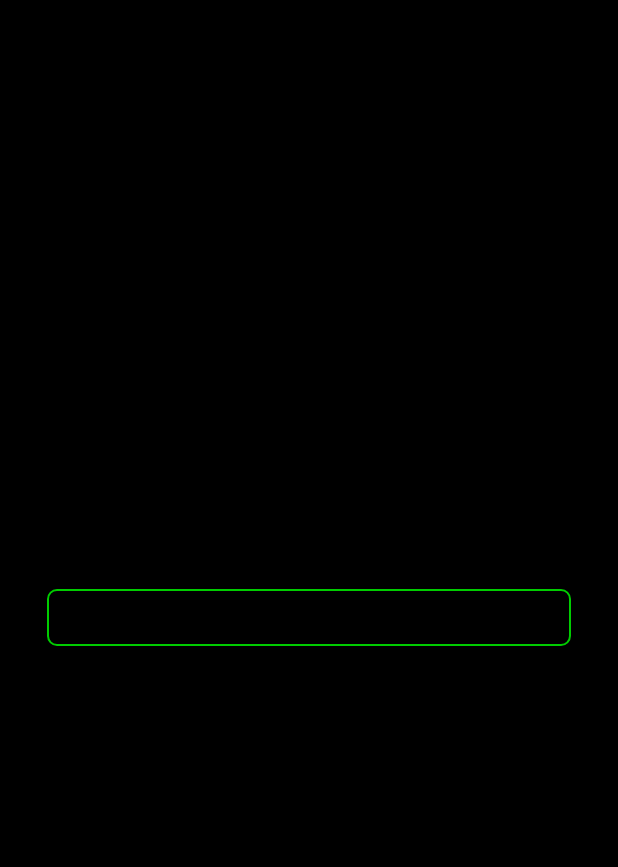
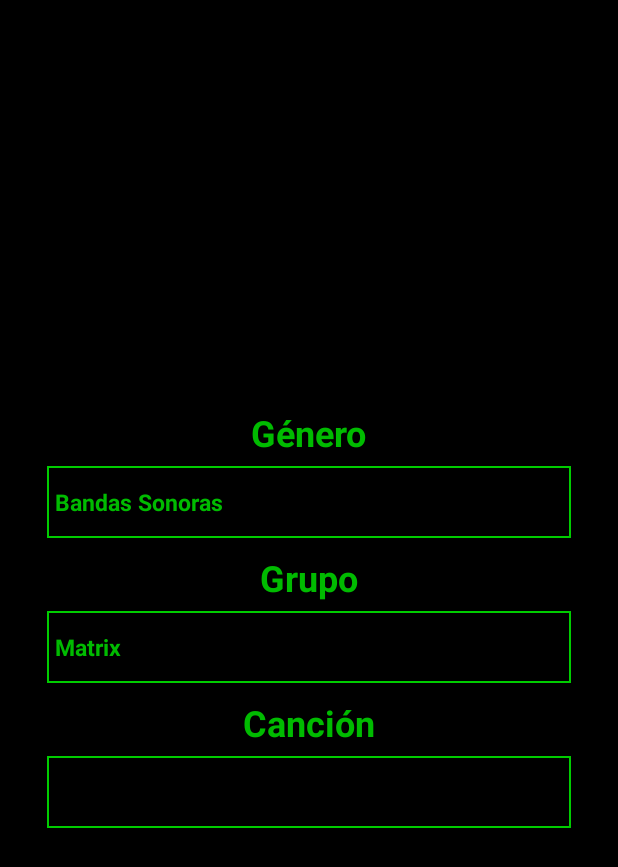
Before and after one commit to alejamt00/Xirtam, an Android app: the ReproductorActivity screen opened directly, with no data from a screen before it, on a phone screen of 412 x 824 dp. Shown: the top 867 px of the screen. Run offline under Robolectric (Android 15) with nearby library versions, the phone set to English and light mode, and no system bars.

Commit message:
+ Creados spinners de género, grupo y canción + Contenido de spinner de grupo ahora depende del género seleccionado

```diff
--- a/app/src/main/java/com/example/xirtammediaplayer/ReproductorActivity.java
+++ b/app/src/main/java/com/example/xirtammediaplayer/ReproductorActivity.java
@@ -2,28 +2,50 @@ package com.example.xirtammediaplayer;
 
 import androidx.appcompat.app.AppCompatActivity;
 
-import android.graphics.drawable.GradientDrawable;
 import android.os.Bundle;
+import android.view.View;
+import android.widget.AdapterView;
 import android.widget.ArrayAdapter;
 import android.widget.Spinner;
 
-import java.util.ArrayList;
-
 public class ReproductorActivity extends AppCompatActivity {
 
-    public String test[] = {"Test1","Test2","Test3"};
-    public Spinner spTest;
+    public String generos[] = {"Bandas Sonoras","Rock Alternativo","Indie"};
 
-    public static GradientDrawable backgroundWithBorder(int bgcolor,
-                                                        int brdcolor) {
+    public String gruposBS[] = {"Matrix","Interestellar"};
+    public String gruposRA[] = {"Radiohead","Gorillaz"};
+    public String gruposI[] = {"Cariño","El Cuarteto de Nos"};
 
-        GradientDrawable gdDefault = new GradientDrawable();
-        gdDefault.setColor(bgcolor);
-        gdDefault.setStroke(2, brdcolor);
-        gdDefault.setCornerRadii(new float[] { 2, 2, 0, 0, 0, 0,
-                2, 2 });
+    public String songsMatrix[] = {"Matrix Main Theme"};
+    public String songsInterestellar[] = {"Cornfield Chase"};
+    public String songsRadiohead[] = {"Creep"};
+    public String songsGorillaz[] = {"Feel Good Inc."};
+    public String songsCariño[] = {"Te Brillan"};
+    public String songsCuarteto[] = {"Lo malo de ser bueno","Algo mejor que hacer"};
 
-        return gdDefault;
+
+    public Spinner spGeneros,spGrupos, spCanciones;
+    public ArrayAdapter adapterGrupos;
+
+    public void setGrupos(int i){
+
+        switch (i){
+            case 0:
+                adapterGrupos = new ArrayAdapter(this, R.layout.spinner_item_layout, gruposBS);
+                adapterGrupos.setDropDownViewResource(R.layout.custom_dropdown);
+                spGrupos.setAdapter(adapterGrupos);
+                break;
+            case 1:
+                adapterGrupos = new ArrayAdapter(this, R.layout.spinner_item_layout, gruposRA);
+                adapterGrupos.setDropDownViewResource(R.layout.custom_dropdown);
+                spGrupos.setAdapter(adapterGrupos);
+                break;
+            case 2:
+                adapterGrupos = new ArrayAdapter(this, R.layout.spinner_item_layout, gruposI);
+                adapterGrupos.setDropDownViewResource(R.layout.custom_dropdown);
+                spGrupos.setAdapter(adapterGrupos);
+                break;
+        }
 
     }
 
@@ -33,9 +55,35 @@ public class ReproductorActivity extends AppCompatActivity {
         setContentView(R.layout.activity_reproductor);
         getSupportActionBar().hide();
 
-        spTest = findViewById(R.id.spinner);
-        ArrayAdapter adapterTest = new ArrayAdapter(this, android.R.layout.simple_spinner_dropdown_item, test);
-        spTest.setAdapter(adapterTest);
+        spGeneros = findViewById(R.id.spinnerGeneros);
+        spGrupos = findViewById(R.id.spinnerGrupos);
+        spCanciones = findViewById(R.id.spinnerCanciones);
+
+        ArrayAdapter adapterGeneros = new ArrayAdapter(getApplicationContext(), R.layout.spinner_item_layout, generos);
+        adapterGeneros.setDropDownViewResource(R.layout.custom_dropdown);
+        spGeneros.setAdapter(adapterGeneros);
+
+
+        spGeneros.setOnItemSelectedListener(new AdapterView.OnItemSelectedListener() {
+            @Override
+            public void onItemSelected(AdapterView<?> parentView, View selectedItemView, int position, long id) {
+                setGrupos(position);
+            }
+
+            @Override
+            public void onNothingSelected(AdapterView<?> parentView) {
+                setGrupos(1);
+            }
+
+        });
+
+        //setear canciones TODO
+
+        /*
+        ArrayAdapter adapterCanciones = new ArrayAdapter(getApplicationContext(), R.layout.spinner_item_layout, generos);
+        adapterCanciones.setDropDownViewResource(R.layout.custom_dropdown);
+        spCanciones.setAdapter(adapterCanciones);*/
+
 
 
     }
--- a/app/src/main/res/drawable/test.xml
+++ b/app/src/main/res/drawable/test.xml
@@ -1,6 +1,9 @@
 <?xml version="1.0" encoding="utf-8"?>
-<shape xmlns:android="http://schemas.android.com/apk/res/android" android:shape="rectangle" >
-    <solid android:color="@android:color/black" />
-    <corners android:radius="6dp"/>
-    <stroke android:width="1dp" android:color="#00cc00"/>
-</shape>
+<layer-list xmlns:android="http://schemas.android.com/apk/res/android">
+<item>
+    <shape xmlns:android="http://schemas.android.com/apk/res/android" android:shape="rectangle" >
+        <solid android:color="@android:color/black"/>
+        <stroke android:width="1dp" android:color="#00cc00"/>
+    </shape>
+</item>
+</layer-list>
--- a/app/src/main/res/layout/activity_reproductor.xml
+++ b/app/src/main/res/layout/activity_reproductor.xml
@@ -9,11 +9,76 @@
     android:orientation="vertical"
     tools:context=".ReproductorActivity">
 
+    <TextView
+        android:id="@+id/generoTV"
+        android:layout_width="351dp"
+        android:layout_height="33dp"
+        android:text="@string/g_nero"
+        android:textAlignment="center"
+        android:textColor="@color/matrix_green"
+        android:textSize="24sp"
+        android:textStyle="bold" />
+
+    <Space
+        android:layout_width="411dp"
+        android:layout_height="5dp" />
+
     <Spinner
-        android:id="@+id/spinner"
+        android:id="@+id/spinnerGeneros"
         android:layout_width="349dp"
-        android:layout_height="38dp"
+        android:layout_height="48dp"
         android:background="@drawable/test"
-        android:popupBackground="@drawable/test"
-        />
+        android:contentDescription="@string/spinner_generos"
+        tools:ignore="DuplicateSpeakableTextCheck" />
+
+    <Space
+        android:layout_width="match_parent"
+        android:layout_height="10dp" />
+
+    <TextView
+        android:id="@+id/grupoTV"
+        android:layout_width="match_parent"
+        android:layout_height="33dp"
+        android:text="@string/grupo"
+        android:textAlignment="center"
+        android:textColor="@color/matrix_green"
+        android:textSize="24sp"
+        android:textStyle="bold" />
+
+    <Space
+        android:layout_width="match_parent"
+        android:layout_height="5dp" />
+
+    <Spinner
+        android:id="@+id/spinnerGrupos"
+        android:layout_width="349dp"
+        android:layout_height="48dp"
+        android:background="@drawable/test"
+        android:contentDescription="@string/spinner_generos" />
+
+    <Space
+        android:layout_width="match_parent"
+        android:layout_height="10dp" />
+
+    <TextView
+        android:id="@+id/cancionTV"
+        android:layout_width="match_parent"
+        android:layout_height="33dp"
+        android:text="@string/canci_n"
+        android:textAlignment="center"
+        android:textColor="@color/matrix_green"
+        android:textSize="24sp"
+        android:textStyle="bold" />
+
+    <Space
+        android:layout_width="match_parent"
+        android:layout_height="5dp" />
+
+    <Spinner
+        android:id="@+id/spinnerCanciones"
+        android:layout_width="349dp"
+        android:layout_height="48dp"
+        android:background="@drawable/test"
+        android:contentDescription="@string/spinner_generos" />
+
 </LinearLayout>
--- /dev/null
+++ b/app/src/main/res/layout/custom_dropdown.xml
@@ -0,0 +1,13 @@
+<?xml version="1.0" encoding="utf-8"?>
+<TextView
+    xmlns:android="http://schemas.android.com/apk/res/android"
+    android:layout_width="349dp"
+    android:layout_height="48dp"
+    android:textColor="@color/matrix_green"
+    android:textStyle="bold"
+    android:textSize="15dp"
+    android:padding="5dp"
+    android:gravity="start|center_vertical"
+    android:background="@drawable/test"
+    >
+</TextView>
--- /dev/null
+++ b/app/src/main/res/layout/spinner_item_layout.xml
@@ -0,0 +1,14 @@
+<?xml version="1.0" encoding="utf-8"?>
+<TextView
+    xmlns:android="http://schemas.android.com/apk/res/android"
+    android:layout_width="match_parent"
+    android:layout_height="48dp"
+    android:textColor="@color/matrix_green"
+    android:textStyle="bold"
+    android:textSize="15dp"
+    android:padding="5dp"
+    android:gravity="left|center_vertical"
+    android:background="@drawable/test"
+    >
+
+</TextView>
--- /dev/null
+++ b/app/src/main/res/values-night/strings.xml
@@ -0,0 +1,7 @@
+<?xml version="1.0" encoding="utf-8"?>
+<resources>
+    <string name="g_nero">Género</string>
+    <string name="spinner_generos">Spinner de géneros</string>
+    <string name="grupo">Grupo</string>
+    <string name="canci_n">Canción</string>
+</resources>
--- a/app/src/main/res/values-night/themes.xml
+++ b/app/src/main/res/values-night/themes.xml
@@ -10,7 +10,9 @@
         <item name="colorSecondaryVariant">@color/teal_200</item>
         <item name="colorOnSecondary">@color/black</item>
         <!-- Status bar color. -->
-        <item name="android:statusBarColor">?attr/colorPrimaryVariant</item>
+        <item name="android:statusBarColor">@color/black</item>
         <!-- Customize your theme here. -->
     </style>
+
+
 </resources>
--- a/app/src/main/res/values/colors.xml
+++ b/app/src/main/res/values/colors.xml
@@ -7,4 +7,5 @@
     <color name="teal_700">#FF018786</color>
     <color name="black">#FF000000</color>
     <color name="white">#FFFFFFFF</color>
+    <color name="matrix_green">#00bb00</color>
 </resources>
--- a/app/src/main/res/values/strings.xml
+++ b/app/src/main/res/values/strings.xml
@@ -6,4 +6,8 @@
     <string name="user">User</string>
     <string name="icono_de_login">icono de login</string>
     <string name="enter">Enter</string>
+    <string name="g_nero">Género</string>
+    <string name="spinner_generos">Spinner de géneros</string>
+    <string name="grupo">Grupo</string>
+    <string name="canci_n">Canción</string>
 </resources>
--- a/app/src/main/res/values/themes.xml
+++ b/app/src/main/res/values/themes.xml
@@ -2,15 +2,16 @@
     <!-- Base application theme. -->
     <style name="Theme.XirtamMediaPlayer" parent="Theme.MaterialComponents.DayNight.DarkActionBar">
         <!-- Primary brand color. -->
-        <item name="colorPrimary">@color/purple_500</item>
+        <item name="colorPrimary">@color/purple_200</item>
         <item name="colorPrimaryVariant">@color/purple_700</item>
-        <item name="colorOnPrimary">@color/white</item>
+        <item name="colorOnPrimary">@color/black</item>
         <!-- Secondary brand color. -->
         <item name="colorSecondary">@color/teal_200</item>
-        <item name="colorSecondaryVariant">@color/teal_700</item>
+        <item name="colorSecondaryVariant">@color/teal_200</item>
         <item name="colorOnSecondary">@color/black</item>
         <!-- Status bar color. -->
-        <item name="android:statusBarColor">?attr/colorPrimaryVariant</item>
+        <item name="android:statusBarColor">@color/black</item>
         <!-- Customize your theme here. -->
     </style>
+
 </resources>
```
